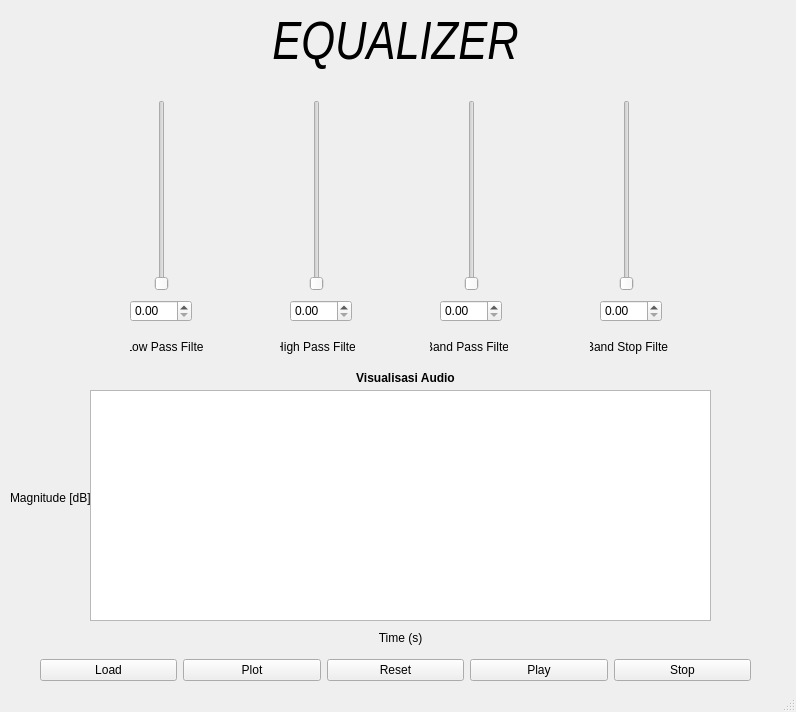
This is design_Equalizer.ui in TynClause/Equalizer-Audio-Python as Qt 5 draws it before an edit. The edited form follows.
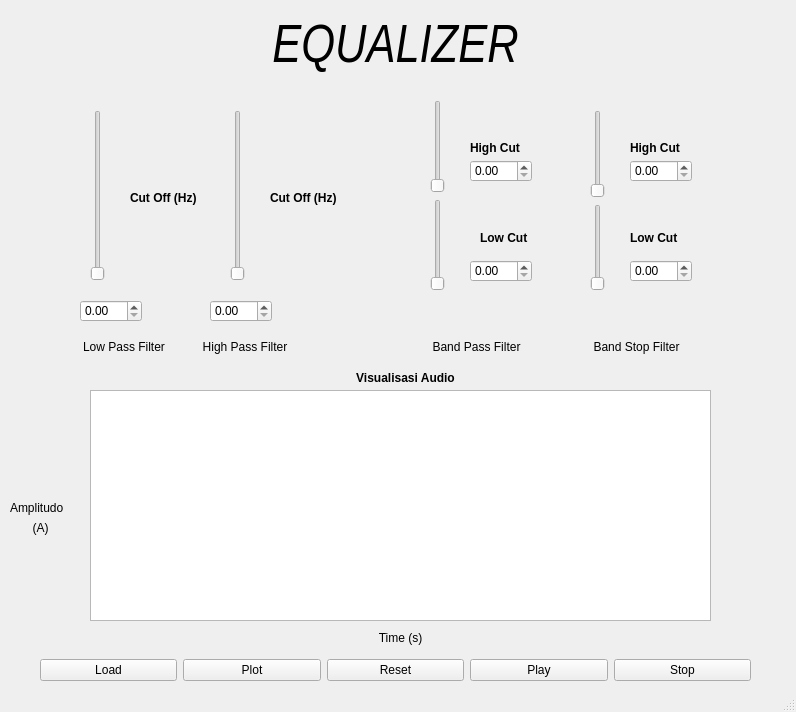
This is the edited form.

What changed in the file:
```diff
--- a/design_Equalizer.ui
+++ b/design_Equalizer.ui
@@ -23,7 +23,7 @@
       <x>20</x>
       <y>9</y>
       <width>751</width>
-      <height>72</height>
+      <height>79</height>
      </rect>
     </property>
     <layout class="QVBoxLayout" name="verticalLayout">
@@ -46,46 +46,6 @@
      </item>
     </layout>
    </widget>
-   <widget class="QWidget" name="horizontalLayoutWidget">
-    <property name="geometry">
-     <rect>
-      <x>20</x>
-      <y>100</y>
-      <width>751</width>
-      <height>191</height>
-     </rect>
-    </property>
-    <layout class="QHBoxLayout" name="horizontalLayout">
-     <item>
-      <widget class="QSlider" name="C1">
-       <property name="orientation">
-        <enum>Qt::Vertical</enum>
-       </property>
-      </widget>
-     </item>
-     <item>
-      <widget class="QSlider" name="C2">
-       <property name="orientation">
-        <enum>Qt::Vertical</enum>
-       </property>
-      </widget>
-     </item>
-     <item>
-      <widget class="QSlider" name="C3">
-       <property name="orientation">
-        <enum>Qt::Vertical</enum>
-       </property>
-      </widget>
-     </item>
-     <item>
-      <widget class="QSlider" name="C4">
-       <property name="orientation">
-        <enum>Qt::Vertical</enum>
-       </property>
-      </widget>
-     </item>
-    </layout>
-   </widget>
    <widget class="QGraphicsView" name="graphicsView">
     <property name="geometry">
      <rect>
@@ -99,9 +59,9 @@
    <widget class="QWidget" name="verticalLayoutWidget_2">
     <property name="geometry">
      <rect>
-      <x>130</x>
+      <x>80</x>
       <y>330</y>
-      <width>73</width>
+      <width>88</width>
       <height>34</height>
      </rect>
     </property>
@@ -121,9 +81,9 @@
    <widget class="QWidget" name="verticalLayoutWidget_3">
     <property name="geometry">
      <rect>
-      <x>280</x>
+      <x>200</x>
       <y>330</y>
-      <width>75</width>
+      <width>90</width>
       <height>34</height>
      </rect>
     </property>
@@ -145,7 +105,7 @@
      <rect>
       <x>430</x>
       <y>330</y>
-      <width>78</width>
+      <width>93</width>
       <height>34</height>
      </rect>
     </property>
@@ -167,7 +127,7 @@
      <rect>
       <x>590</x>
       <y>330</y>
-      <width>78</width>
+      <width>93</width>
       <height>34</height>
      </rect>
     </property>
@@ -187,7 +147,7 @@
    <widget class="QDoubleSpinBox" name="doubleSpinBox">
     <property name="geometry">
      <rect>
-      <x>130</x>
+      <x>80</x>
       <y>300</y>
       <width>62</width>
       <height>22</height>
@@ -197,17 +157,7 @@
    <widget class="QDoubleSpinBox" name="doubleSpinBox_2">
     <property name="geometry">
      <rect>
-      <x>290</x>
-      <y>300</y>
-      <width>62</width>
-      <height>22</height>
-     </rect>
-    </property>
-   </widget>
-   <widget class="QDoubleSpinBox" name="doubleSpinBox_3">
-    <property name="geometry">
-     <rect>
-      <x>440</x>
+      <x>210</x>
       <y>300</y>
       <width>62</width>
       <height>22</height>
@@ -217,8 +167,18 @@
    <widget class="QDoubleSpinBox" name="doubleSpinBox_4">
     <property name="geometry">
      <rect>
-      <x>600</x>
-      <y>300</y>
+      <x>470</x>
+      <y>260</y>
+      <width>62</width>
+      <height>22</height>
+     </rect>
+    </property>
+   </widget>
+   <widget class="QDoubleSpinBox" name="doubleSpinBox_6">
+    <property name="geometry">
+     <rect>
+      <x>630</x>
+      <y>260</y>
       <width>62</width>
       <height>22</height>
      </rect>
@@ -228,13 +188,13 @@
     <property name="geometry">
      <rect>
       <x>10</x>
-      <y>490</y>
-      <width>81</width>
+      <y>500</y>
+      <width>71</width>
       <height>16</height>
      </rect>
     </property>
     <property name="text">
-     <string>Magnitude [dB]</string>
+     <string>Amplitudo</string>
     </property>
    </widget>
    <widget class="QLabel" name="label_12">
@@ -322,6 +282,246 @@
      </item>
     </layout>
    </widget>
+   <widget class="QWidget" name="verticalLayoutWidget_6">
+    <property name="geometry">
+     <rect>
+      <x>430</x>
+      <y>100</y>
+      <width>31</width>
+      <height>191</height>
+     </rect>
+    </property>
+    <layout class="QVBoxLayout" name="verticalLayout_6">
+     <item>
+      <widget class="QSlider" name="verticalSlider_3">
+       <property name="orientation">
+        <enum>Qt::Vertical</enum>
+       </property>
+      </widget>
+     </item>
+     <item>
+      <widget class="QSlider" name="verticalSlider">
+       <property name="orientation">
+        <enum>Qt::Vertical</enum>
+       </property>
+      </widget>
+     </item>
+    </layout>
+   </widget>
+   <widget class="QWidget" name="verticalLayoutWidget_7">
+    <property name="geometry">
+     <rect>
+      <x>590</x>
+      <y>110</y>
+      <width>31</width>
+      <height>181</height>
+     </rect>
+    </property>
+    <layout class="QVBoxLayout" name="verticalLayout_7">
+     <item>
+      <widget class="QSlider" name="verticalSlider_4">
+       <property name="orientation">
+        <enum>Qt::Vertical</enum>
+       </property>
+      </widget>
+     </item>
+     <item>
+      <widget class="QSlider" name="verticalSlider_2">
+       <property name="orientation">
+        <enum>Qt::Vertical</enum>
+       </property>
+      </widget>
+     </item>
+    </layout>
+   </widget>
+   <widget class="QLabel" name="label_2">
+    <property name="geometry">
+     <rect>
+      <x>470</x>
+      <y>140</y>
+      <width>55</width>
+      <height>16</height>
+     </rect>
+    </property>
+    <property name="font">
+     <font>
+      <weight>75</weight>
+      <bold>true</bold>
+     </font>
+    </property>
+    <property name="text">
+     <string>High Cut</string>
+    </property>
+   </widget>
+   <widget class="QLabel" name="label_4">
+    <property name="geometry">
+     <rect>
+      <x>480</x>
+      <y>230</y>
+      <width>55</width>
+      <height>16</height>
+     </rect>
+    </property>
+    <property name="font">
+     <font>
+      <weight>75</weight>
+      <bold>true</bold>
+     </font>
+    </property>
+    <property name="text">
+     <string>Low Cut</string>
+    </property>
+   </widget>
+   <widget class="QLabel" name="label_6">
+    <property name="geometry">
+     <rect>
+      <x>630</x>
+      <y>140</y>
+      <width>55</width>
+      <height>16</height>
+     </rect>
+    </property>
+    <property name="font">
+     <font>
+      <weight>75</weight>
+      <bold>true</bold>
+     </font>
+    </property>
+    <property name="text">
+     <string>High Cut</string>
+    </property>
+   </widget>
+   <widget class="QLabel" name="label_8">
+    <property name="geometry">
+     <rect>
+      <x>630</x>
+      <y>230</y>
+      <width>55</width>
+      <height>16</height>
+     </rect>
+    </property>
+    <property name="font">
+     <font>
+      <weight>75</weight>
+      <bold>true</bold>
+     </font>
+    </property>
+    <property name="text">
+     <string>Low Cut</string>
+    </property>
+   </widget>
+   <widget class="QWidget" name="verticalLayoutWidget_8">
+    <property name="geometry">
+     <rect>
+      <x>90</x>
+      <y>110</y>
+      <width>31</width>
+      <height>171</height>
+     </rect>
+    </property>
+    <layout class="QVBoxLayout" name="verticalLayout_8">
+     <item>
+      <widget class="QSlider" name="verticalSlider_5">
+       <property name="orientation">
+        <enum>Qt::Vertical</enum>
+       </property>
+      </widget>
+     </item>
+    </layout>
+   </widget>
+   <widget class="QWidget" name="verticalLayoutWidget_9">
+    <property name="geometry">
+     <rect>
+      <x>230</x>
+      <y>110</y>
+      <width>31</width>
+      <height>171</height>
+     </rect>
+    </property>
+    <layout class="QVBoxLayout" name="verticalLayout_9">
+     <item>
+      <widget class="QSlider" name="verticalSlider_6">
+       <property name="orientation">
+        <enum>Qt::Vertical</enum>
+       </property>
+      </widget>
+     </item>
+    </layout>
+   </widget>
+   <widget class="QLabel" name="label_9">
+    <property name="geometry">
+     <rect>
+      <x>130</x>
+      <y>190</y>
+      <width>71</width>
+      <height>16</height>
+     </rect>
+    </property>
+    <property name="font">
+     <font>
+      <weight>75</weight>
+      <bold>true</bold>
+     </font>
+    </property>
+    <property name="text">
+     <string>Cut Off (Hz)</string>
+    </property>
+   </widget>
+   <widget class="QLabel" name="label_10">
+    <property name="geometry">
+     <rect>
+      <x>270</x>
+      <y>190</y>
+      <width>81</width>
+      <height>16</height>
+     </rect>
+    </property>
+    <property name="font">
+     <font>
+      <weight>75</weight>
+      <bold>true</bold>
+     </font>
+    </property>
+    <property name="text">
+     <string>Cut Off (Hz)</string>
+    </property>
+   </widget>
+   <widget class="QDoubleSpinBox" name="doubleSpinBox_3">
+    <property name="geometry">
+     <rect>
+      <x>470</x>
+      <y>160</y>
+      <width>62</width>
+      <height>22</height>
+     </rect>
+    </property>
+   </widget>
+   <widget class="QDoubleSpinBox" name="doubleSpinBox_5">
+    <property name="geometry">
+     <rect>
+      <x>630</x>
+      <y>160</y>
+      <width>62</width>
+      <height>22</height>
+     </rect>
+    </property>
+   </widget>
+   <widget class="QLabel" name="label_14">
+    <property name="geometry">
+     <rect>
+      <x>20</x>
+      <y>520</y>
+      <width>41</width>
+      <height>16</height>
+     </rect>
+    </property>
+    <property name="text">
+     <string>(A)</string>
+    </property>
+    <property name="alignment">
+     <set>Qt::AlignCenter</set>
+    </property>
+   </widget>
   </widget>
   <widget class="QStatusBar" name="statusbar"/>
  </widget>
```
